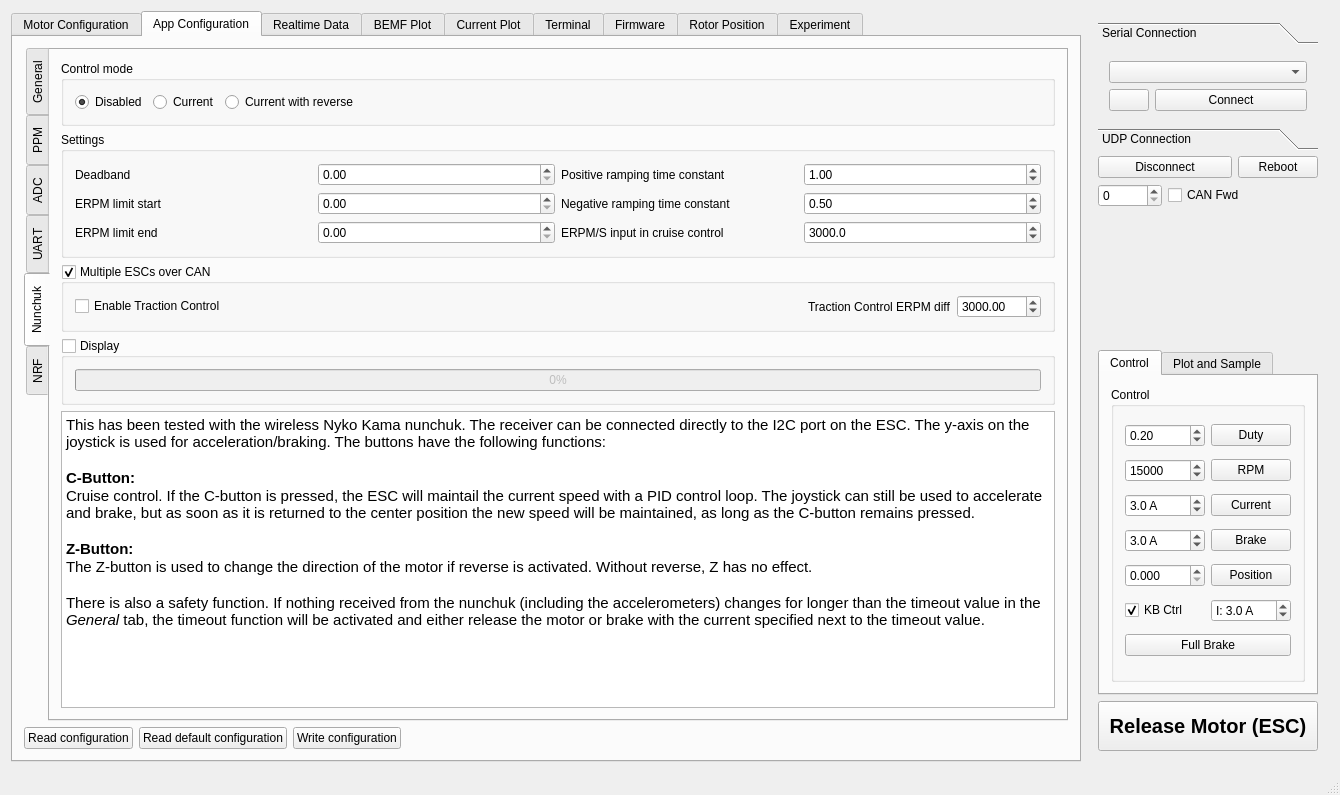
Qt form mainwindow.ui (vedderb/bldc-tool) before a commit.
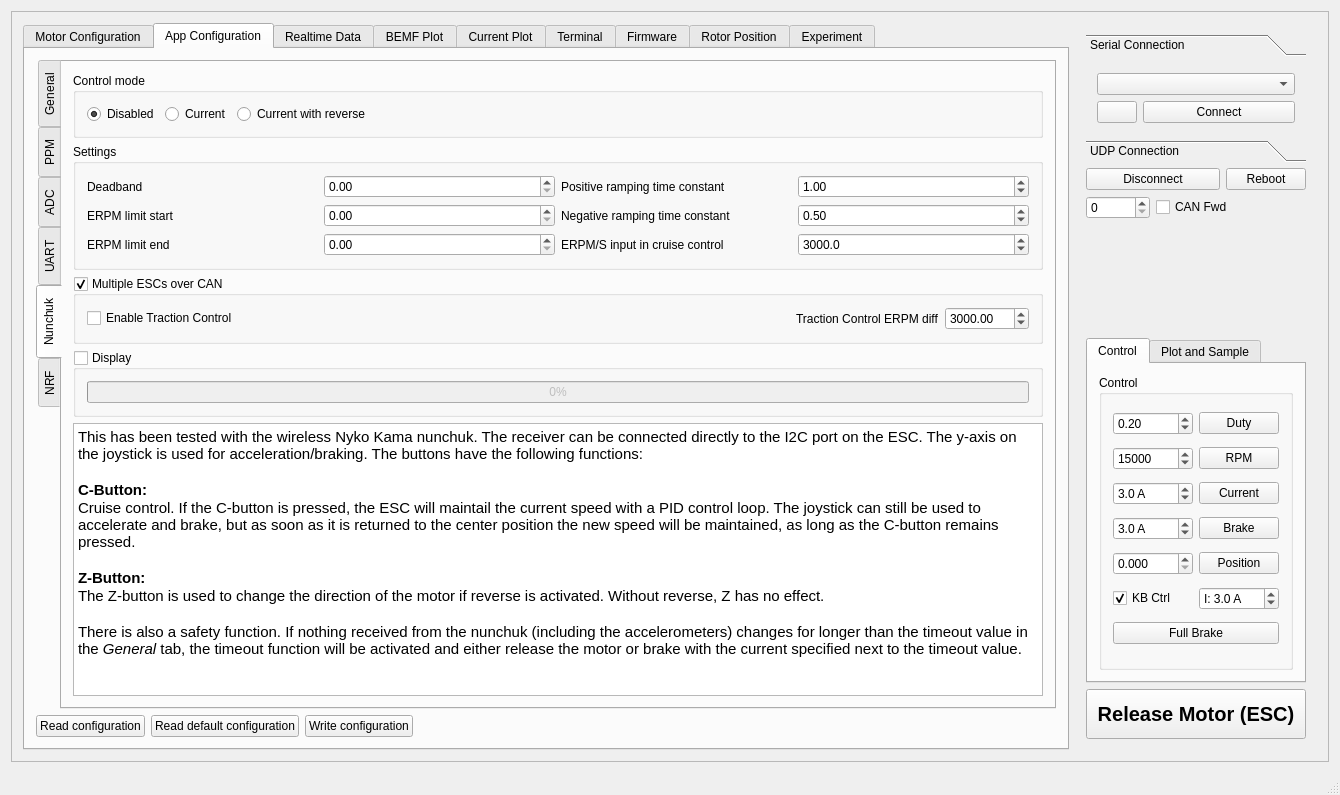
The same form after that commit. The open tabs and pages were chosen to show the change. Icons and pictures are not drawn. Custom widgets are drawn as their Qt base class.

Commit message:
Made window scrollable in height.
- Added a scrollArea as child of centralWidget and moved every child of centralWidget into the content-widget of the scroll area,
  reapplied horizontal Layout.
- Disabled horizontal scrolling.

Tests:
- Tested with the key control of motor. No effects on this, motor can still be controlled via the up/down key.

Additional unexpected features:
- You now can choose the option "Maximize" in your graphical desktop (was disabled before in Gnome)

Fixes #16

The edit to the form file:
```diff
--- a/mainwindow.ui
+++ b/mainwindow.ui
@@ -22,6 +22,27 @@
   <widget class="QWidget" name="centralWidget">
    <layout class="QHBoxLayout" name="horizontalLayout">
     <item>
+     <widget class="QScrollArea" name="scrollArea">
+      <property name="horizontalScrollBarPolicy">
+       <enum>Qt::ScrollBarAlwaysOff</enum>
+      </property>
+      <property name="sizeAdjustPolicy">
+       <enum>QAbstractScrollArea::AdjustToContentsOnFirstShow</enum>
+      </property>
+      <property name="widgetResizable">
+       <bool>true</bool>
+      </property>
+      <widget class="QWidget" name="scrollAreaWidgetContents_5">
+       <property name="geometry">
+        <rect>
+         <x>0</x>
+         <y>0</y>
+         <width>1306</width>
+         <height>836</height>
+        </rect>
+       </property>
+       <layout class="QHBoxLayout" name="horizontalLayout_54">
+        <item>
      <layout class="QVBoxLayout" name="verticalLayout_6">
       <item>
        <widget class="QTabWidget" name="tabWidget">
@@ -4106,16 +4127,16 @@
                  <string>&lt;!DOCTYPE HTML PUBLIC &quot;-//W3C//DTD HTML 4.0//EN&quot; &quot;http://www.w3.org/TR/REC-html40/strict.dtd&quot;&gt;
 &lt;html&gt;&lt;head&gt;&lt;meta name=&quot;qrichtext&quot; content=&quot;1&quot; /&gt;&lt;style type=&quot;text/css&quot;&gt;
 p, li { white-space: pre-wrap; }
-&lt;/style&gt;&lt;/head&gt;&lt;body style=&quot; font-family:'Ubuntu'; font-size:12pt; font-weight:400; font-style:normal;&quot;&gt;
-&lt;p style=&quot; margin-top:0px; margin-bottom:0px; margin-left:0px; margin-right:0px; -qt-block-indent:0; text-indent:0px;&quot;&gt;&lt;span style=&quot; font-size:11pt;&quot;&gt;This has been tested with the wireless Nyko Kama nunchuk. The receiver can be connected directly to the I2C port on the ESC. The y-axis on the joystick is used for acceleration/braking. The buttons have the following functions:&lt;/span&gt;&lt;/p&gt;
-&lt;p style=&quot;-qt-paragraph-type:empty; margin-top:0px; margin-bottom:0px; margin-left:0px; margin-right:0px; -qt-block-indent:0; text-indent:0px; font-size:11pt;&quot;&gt;&lt;br /&gt;&lt;/p&gt;
-&lt;p style=&quot; margin-top:0px; margin-bottom:0px; margin-left:0px; margin-right:0px; -qt-block-indent:0; text-indent:0px;&quot;&gt;&lt;span style=&quot; font-size:11pt; font-weight:600;&quot;&gt;C-Button:&lt;/span&gt;&lt;/p&gt;
-&lt;p style=&quot; margin-top:0px; margin-bottom:0px; margin-left:0px; margin-right:0px; -qt-block-indent:0; text-indent:0px;&quot;&gt;&lt;span style=&quot; font-size:11pt;&quot;&gt;Cruise control. If the C-button is pressed, the ESC will maintail the current speed with a PID control loop. The joystick can still be used to accelerate and brake, but as soon as it is returned to the center position the new speed will be maintained, as long as the C-button remains pressed.&lt;/span&gt;&lt;/p&gt;
-&lt;p style=&quot;-qt-paragraph-type:empty; margin-top:0px; margin-bottom:0px; margin-left:0px; margin-right:0px; -qt-block-indent:0; text-indent:0px; font-size:11pt;&quot;&gt;&lt;br /&gt;&lt;/p&gt;
-&lt;p style=&quot; margin-top:0px; margin-bottom:0px; margin-left:0px; margin-right:0px; -qt-block-indent:0; text-indent:0px;&quot;&gt;&lt;span style=&quot; font-size:11pt; font-weight:600;&quot;&gt;Z-Button:&lt;/span&gt;&lt;/p&gt;
-&lt;p style=&quot; margin-top:0px; margin-bottom:0px; margin-left:0px; margin-right:0px; -qt-block-indent:0; text-indent:0px;&quot;&gt;&lt;span style=&quot; font-size:11pt;&quot;&gt;The Z-button is used to change the direction of the motor if reverse is activated. Without reverse, Z has no effect.&lt;/span&gt;&lt;/p&gt;
-&lt;p style=&quot;-qt-paragraph-type:empty; margin-top:0px; margin-bottom:0px; margin-left:0px; margin-right:0px; -qt-block-indent:0; text-indent:0px; font-size:11pt;&quot;&gt;&lt;br /&gt;&lt;/p&gt;
-&lt;p style=&quot; margin-top:0px; margin-bottom:0px; margin-left:0px; margin-right:0px; -qt-block-indent:0; text-indent:0px;&quot;&gt;&lt;span style=&quot; font-size:11pt;&quot;&gt;There is also a safety function. If nothing received from the nunchuk (including the accelerometers) changes for longer than the timeout value in the &lt;/span&gt;&lt;span style=&quot; font-size:11pt; font-style:italic;&quot;&gt;General&lt;/span&gt;&lt;span style=&quot; font-size:11pt;&quot;&gt; tab, the timeout function will be activated and either release the motor or brake with the current specified next to the timeout value.&lt;/span&gt;&lt;/p&gt;&lt;/body&gt;&lt;/html&gt;</string>
+&lt;/style&gt;&lt;/head&gt;&lt;body style=&quot; font-family:'Cantarell'; font-size:11pt; font-weight:400; font-style:normal;&quot;&gt;
+&lt;p style=&quot; margin-top:0px; margin-bottom:0px; margin-left:0px; margin-right:0px; -qt-block-indent:0; text-indent:0px;&quot;&gt;&lt;span style=&quot; font-family:'Ubuntu';&quot;&gt;This has been tested with the wireless Nyko Kama nunchuk. The receiver can be connected directly to the I2C port on the ESC. The y-axis on the joystick is used for acceleration/braking. The buttons have the following functions:&lt;/span&gt;&lt;/p&gt;
+&lt;p style=&quot;-qt-paragraph-type:empty; margin-top:0px; margin-bottom:0px; margin-left:0px; margin-right:0px; -qt-block-indent:0; text-indent:0px; font-family:'Ubuntu';&quot;&gt;&lt;br /&gt;&lt;/p&gt;
+&lt;p style=&quot; margin-top:0px; margin-bottom:0px; margin-left:0px; margin-right:0px; -qt-block-indent:0; text-indent:0px;&quot;&gt;&lt;span style=&quot; font-family:'Ubuntu'; font-weight:600;&quot;&gt;C-Button:&lt;/span&gt;&lt;/p&gt;
+&lt;p style=&quot; margin-top:0px; margin-bottom:0px; margin-left:0px; margin-right:0px; -qt-block-indent:0; text-indent:0px;&quot;&gt;&lt;span style=&quot; font-family:'Ubuntu';&quot;&gt;Cruise control. If the C-button is pressed, the ESC will maintail the current speed with a PID control loop. The joystick can still be used to accelerate and brake, but as soon as it is returned to the center position the new speed will be maintained, as long as the C-button remains pressed.&lt;/span&gt;&lt;/p&gt;
+&lt;p style=&quot;-qt-paragraph-type:empty; margin-top:0px; margin-bottom:0px; margin-left:0px; margin-right:0px; -qt-block-indent:0; text-indent:0px; font-family:'Ubuntu';&quot;&gt;&lt;br /&gt;&lt;/p&gt;
+&lt;p style=&quot; margin-top:0px; margin-bottom:0px; margin-left:0px; margin-right:0px; -qt-block-indent:0; text-indent:0px;&quot;&gt;&lt;span style=&quot; font-family:'Ubuntu'; font-weight:600;&quot;&gt;Z-Button:&lt;/span&gt;&lt;/p&gt;
+&lt;p style=&quot; margin-top:0px; margin-bottom:0px; margin-left:0px; margin-right:0px; -qt-block-indent:0; text-indent:0px;&quot;&gt;&lt;span style=&quot; font-family:'Ubuntu';&quot;&gt;The Z-button is used to change the direction of the motor if reverse is activated. Without reverse, Z has no effect.&lt;/span&gt;&lt;/p&gt;
+&lt;p style=&quot;-qt-paragraph-type:empty; margin-top:0px; margin-bottom:0px; margin-left:0px; margin-right:0px; -qt-block-indent:0; text-indent:0px; font-family:'Ubuntu';&quot;&gt;&lt;br /&gt;&lt;/p&gt;
+&lt;p style=&quot; margin-top:0px; margin-bottom:0px; margin-left:0px; margin-right:0px; -qt-block-indent:0; text-indent:0px;&quot;&gt;&lt;span style=&quot; font-family:'Ubuntu';&quot;&gt;There is also a safety function. If nothing received from the nunchuk (including the accelerometers) changes for longer than the timeout value in the &lt;/span&gt;&lt;span style=&quot; font-family:'Ubuntu'; font-style:italic;&quot;&gt;General&lt;/span&gt;&lt;span style=&quot; font-family:'Ubuntu';&quot;&gt; tab, the timeout function will be activated and either release the motor or brake with the current specified next to the timeout value.&lt;/span&gt;&lt;/p&gt;&lt;/body&gt;&lt;/html&gt;</string>
                 </property>
                </widget>
               </item>
@@ -5641,8 +5662,8 @@
            <rect>
             <x>0</x>
             <y>0</y>
-            <width>248</width>
-            <height>82</height>
+                <width>237</width>
+                <height>80</height>
            </rect>
           </property>
           <attribute name="label">
@@ -6114,6 +6135,10 @@
     </item>
    </layout>
   </widget>
+     </widget>
+    </item>
+   </layout>
+  </widget>
   <widget class="QStatusBar" name="statusBar"/>
  </widget>
  <layoutdefault spacing="6" margin="11"/>
```
Left out of the diff: 112 changed lines with no effect on the pictures. Lines whose indentation alone changed are shown as unchanged.
